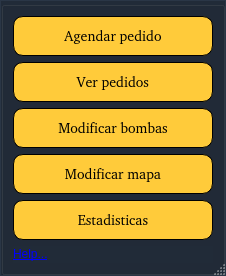
This is EmergencyDispatcher_dialog_base.ui in valetobares11/EmergencyDispatcher as Qt 5 draws it before an edit. The edited form follows.
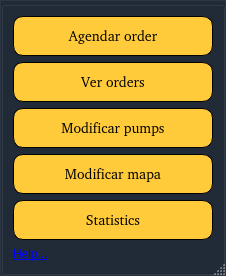
This is the edited form.

Diff of the .ui file:
```diff
--- a/EmergencyDispatcher_dialog_base.ui
+++ b/EmergencyDispatcher_dialog_base.ui
@@ -158,7 +158,7 @@
 }</string>
            </property>
            <property name="text">
-            <string>Agendar pedido</string>
+            <string>Agendar order</string>
            </property>
           </widget>
          </item>
@@ -195,7 +195,7 @@
 }</string>
            </property>
            <property name="text">
-            <string>Ver pedidos</string>
+            <string>Ver orders</string>
            </property>
           </widget>
          </item>
@@ -232,7 +232,7 @@
 }</string>
            </property>
            <property name="text">
-            <string>Modificar bombas</string>
+            <string>Modificar pumps</string>
            </property>
           </widget>
          </item>
@@ -306,7 +306,7 @@
 }</string>
            </property>
            <property name="text">
-            <string>Estadisticas</string>
+            <string>Statistics</string>
            </property>
           </widget>
          </item>
```
Left out of the diff: 8 changed lines with no effect on the pictures.
